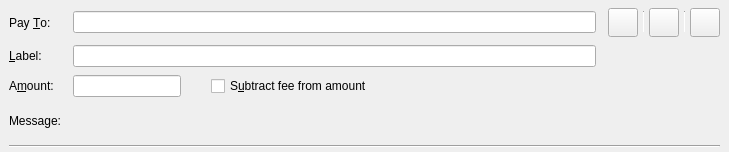
Before: the Qt Designer form src/qt/forms/sendcoinsentry.ui in vipstar-dev/HTMLCOIN, drawn with Qt 5.
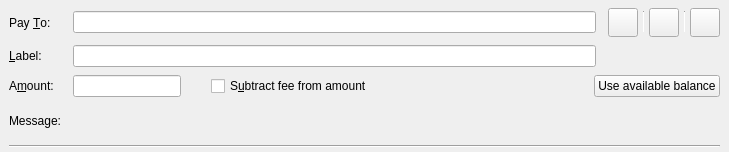
After: the same form once the commit is applied. Icons and pictures are not drawn. Custom widgets are drawn as their Qt base class.

Diff of the .ui file:
```diff
--- a/src/qt/forms/sendcoinsentry.ui
+++ b/src/qt/forms/sendcoinsentry.ui
@@ -59,8 +59,8 @@
       </property>
      </widget>
     </item>
-    <item row="2" column="1">
-     <layout class="QHBoxLayout" name="horizontalLayoutAmount" stretch="0,0,1">
+    <item row="2" column="1" colspan="4">
+     <layout class="QHBoxLayout" name="horizontalLayoutAmount" stretch="0,0,1,0">
       <item>
        <widget class="BitcoinAmountField" name="payAmount"/>
       </item>
@@ -90,6 +90,13 @@
         </property>
        </widget>
       </item>
+      <item>
+       <widget class="QPushButton" name="useAvailableBalanceButton">
+        <property name="text">
+         <string>Use available balance</string>
+        </property>
+       </widget>
+      </item>
      </layout>
     </item>
     <item row="1" column="1">
```
Left out of the diff: 6 changed lines with no effect on the pictures.
